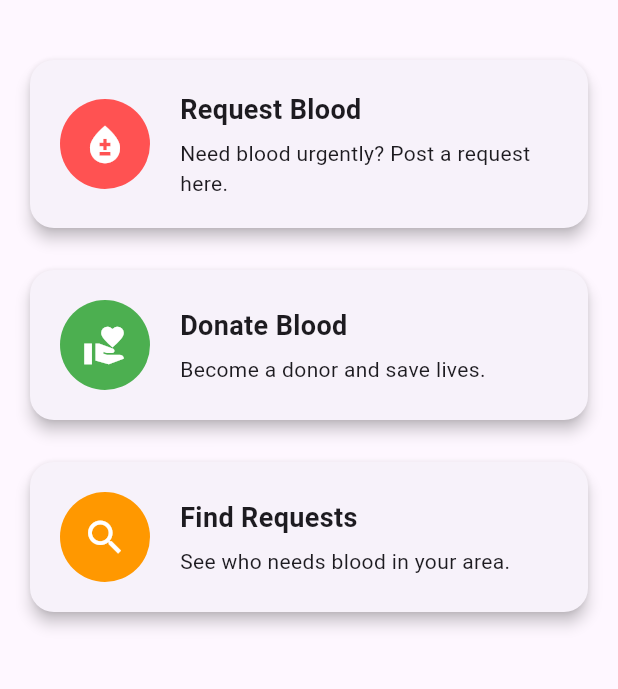
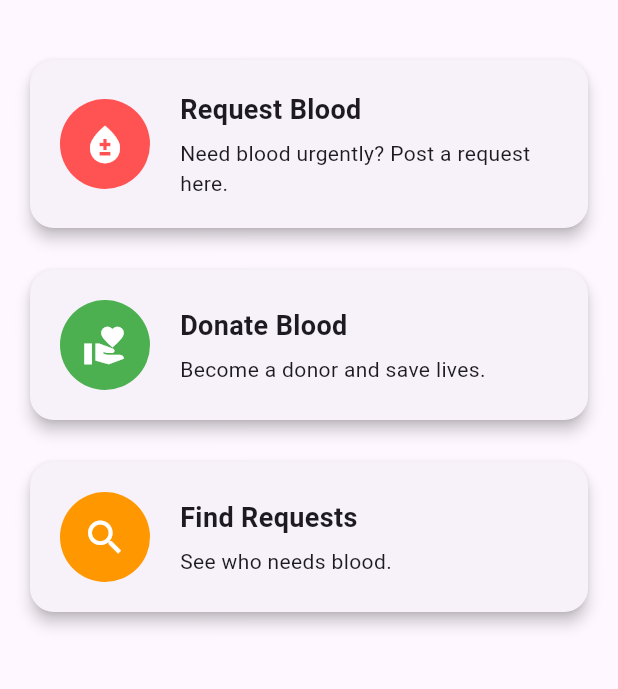
Before and after one commit to mohdyusuf2312/ZMQ-bloodConnect, a Flutter app: the screen it shows after launch, on a phone screen of 412 x 824 dp, the part 84-773 px from its top. Run offline on Flutter 3.47's test engine with Material 3 defaults, Android fonts, the phone set to English and light mode, and no system bars; our stand-ins replace cloud_firestore, firebase_core; accounts and stored records are empty.

Commit message:
Update Find Request's Description

```diff
--- a/lib/HomeScreen.dart
+++ b/lib/HomeScreen.dart
@@ -55,7 +55,7 @@ class HomePage extends StatelessWidget {
             child: _buildCard(
               context,
               title: 'Find Requests',
-              description: 'See who needs blood in your area.',
+              description: 'See who needs blood.',
               icon: Icons.search,
               color: Colors.orange,
               onTap: () {
```
